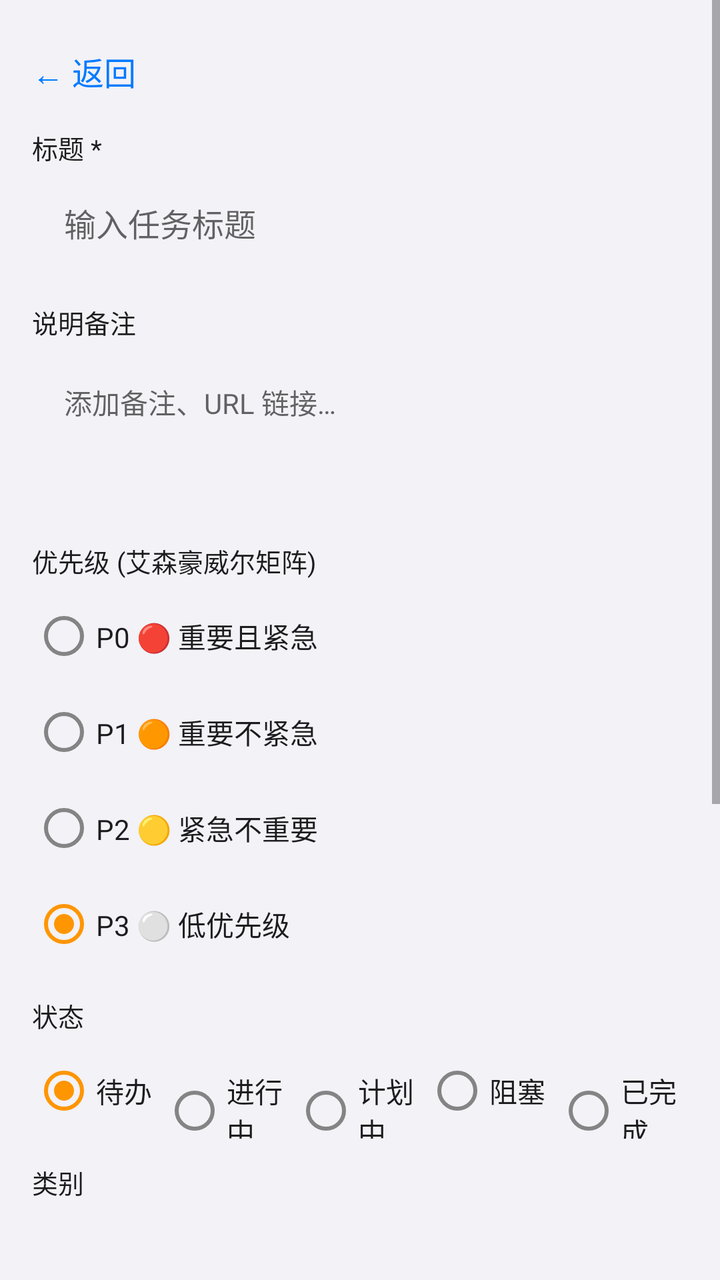
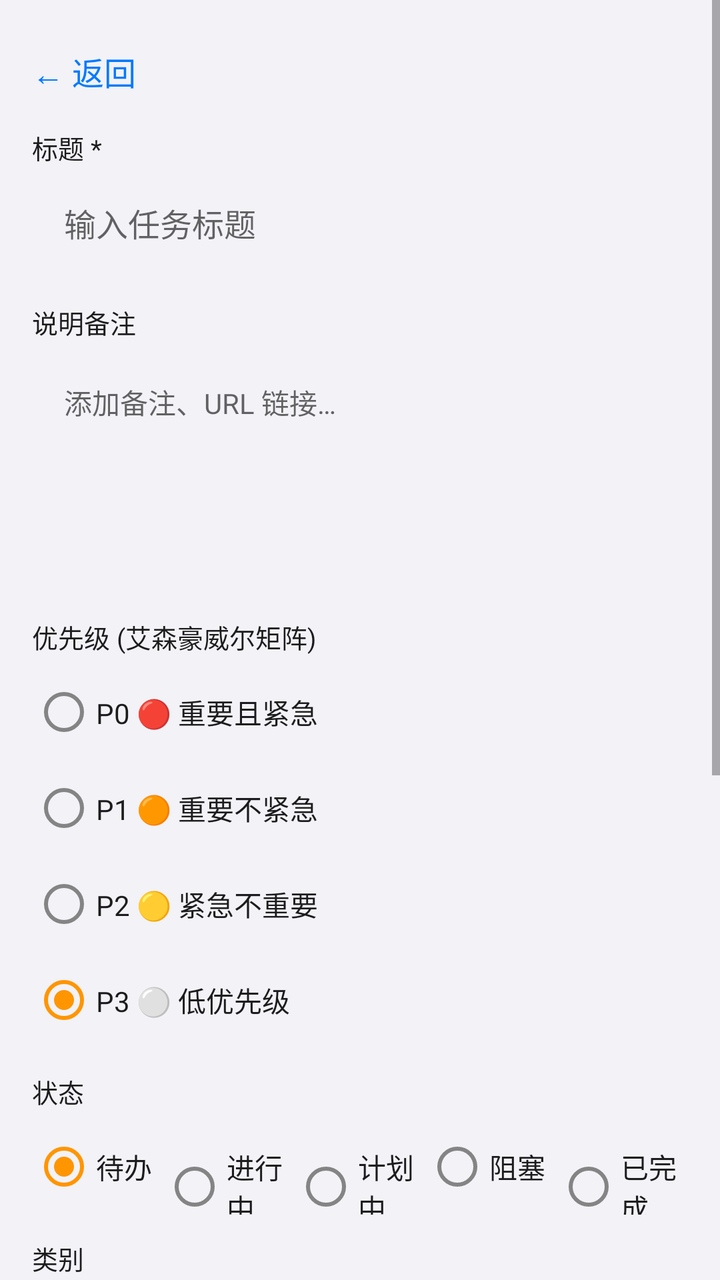

An Android layout rendered at two revisions. The XML below is the earlier revision; the diff shows what the commit changed to produce the second picture.
<!-- AndroidManifest.xml: application theme Theme.TodoApp -->
<!-- res/layout/activity_task_detail.xml -->
<?xml version="1.0" encoding="utf-8"?>
<ScrollView xmlns:android="http://schemas.android.com/apk/res/android"
    android:layout_width="match_parent"
    android:layout_height="match_parent"
    android:background="?attr/colorBackground">

    <LinearLayout
        android:layout_width="match_parent"
        android:layout_height="wrap_content"
        android:orientation="vertical"
        android:padding="16dp">

        
        <TextView android:id="@+id/backButton"
            android:layout_width="wrap_content" android:layout_height="40dp"
            android:gravity="center_vertical"
            android:text="← 返回" android:textColor="@color/colorPrimary"
            android:textSize="16sp" />

        
        <TextView android:layout_width="wrap_content" android:layout_height="wrap_content"
            android:layout_marginTop="8dp" android:text="标题 *"
            android:textColor="?attr/colorOnSurface" android:textSize="13sp" />
        <EditText android:id="@+id/titleInput"
            android:layout_width="match_parent" android:layout_height="48dp"
            android:layout_marginTop="4dp"
            android:background="@drawable/bg_input"
            android:importantForAutofill="no" android:inputType="text"
            android:paddingHorizontal="16dp"
            android:textColor="?attr/colorOnSurface" android:textSize="16sp"
            android:hint="输入任务标题" />

        
        <TextView android:layout_width="wrap_content" android:layout_height="wrap_content"
            android:layout_marginTop="16dp" android:text="说明备注"
            android:textColor="?attr/colorOnSurface" android:textSize="13sp" />
        <EditText android:id="@+id/descInput"
            android:layout_width="match_parent" android:layout_height="80dp"
            android:layout_marginTop="4dp"
            android:background="@drawable/bg_input"
            android:gravity="top"
            android:importantForAutofill="no"
            android:inputType="textMultiLine"
            android:padding="16dp"
            android:textColor="?attr/colorOnSurface" android:textSize="14sp"
            android:hint="添加备注、URL 链接…" />

        
        <TextView android:layout_width="wrap_content" android:layout_height="wrap_content"
            android:layout_marginTop="16dp" android:text="优先级 (艾森豪威尔矩阵)"
            android:textColor="?attr/colorOnSurface" android:textSize="13sp" />

        <RadioGroup android:id="@+id/priorityGroup"
            android:layout_width="match_parent" android:layout_height="wrap_content"
            android:layout_marginTop="4dp" android:orientation="vertical">

            <RadioButton android:id="@+id/radioP0" android:layout_width="match_parent"
                android:layout_height="wrap_content"
                android:text="P0 🔴 重要且紧急" android:textColor="?attr/colorOnSurface" />
            <RadioButton android:id="@+id/radioP1" android:layout_width="match_parent"
                android:layout_height="wrap_content"
                android:text="P1 🟠 重要不紧急" android:textColor="?attr/colorOnSurface" />
            <RadioButton android:id="@+id/radioP2" android:layout_width="match_parent"
                android:layout_height="wrap_content"
                android:text="P2 🟡 紧急不重要" android:textColor="?attr/colorOnSurface" />
            <RadioButton android:id="@+id/radioP3" android:layout_width="match_parent"
                android:layout_height="wrap_content"
                android:text="P3 ⚪ 低优先级" android:textColor="?attr/colorOnSurface"
                android:checked="true" />
        </RadioGroup>

        
        <TextView android:layout_width="wrap_content" android:layout_height="wrap_content"
            android:layout_marginTop="12dp" android:text="状态"
            android:textColor="?attr/colorOnSurface" android:textSize="13sp" />

        <RadioGroup android:id="@+id/statusGroup"
            android:layout_width="match_parent" android:layout_height="wrap_content"
            android:layout_marginTop="4dp" android:orientation="horizontal">

            <RadioButton android:id="@+id/statusTodo" android:layout_width="0dp"
                android:layout_height="wrap_content" android:layout_weight="1"
                android:text="待办" android:textColor="?attr/colorOnSurface" android:checked="true" />
            <RadioButton android:id="@+id/statusDoing" android:layout_width="0dp"
                android:layout_height="wrap_content" android:layout_weight="1"
                android:text="进行中" android:textColor="?attr/colorOnSurface" />
            <RadioButton android:id="@+id/statusPlanned" android:layout_width="0dp"
                android:layout_height="wrap_content" android:layout_weight="1"
                android:text="计划中" android:textColor="?attr/colorOnSurface" />
            <RadioButton android:id="@+id/statusBlocked" android:layout_width="0dp"
                android:layout_height="wrap_content" android:layout_weight="1"
                android:text="阻塞" android:textColor="?attr/colorOnSurface" />
            <RadioButton android:id="@+id/statusDone" android:layout_width="0dp"
                android:layout_height="wrap_content" android:layout_weight="1"
                android:text="已完成" android:textColor="?attr/colorOnSurface" />
        </RadioGroup>

        
        <TextView android:layout_width="wrap_content" android:layout_height="wrap_content"
            android:layout_marginTop="12dp" android:text="类别"
            android:textColor="?attr/colorOnSurface" android:textSize="13sp" />

        <Spinner android:id="@+id/categorySpinner"
            android:layout_width="match_parent" android:layout_height="44dp"
            android:layout_marginTop="4dp"
            android:background="@drawable/bg_input"
            android:paddingHorizontal="8dp" />

        <EditText android:id="@+id/customTagInput"
            android:layout_width="match_parent" android:layout_height="44dp"
            android:layout_marginTop="4dp"
            android:background="@drawable/bg_input"
            android:paddingHorizontal="16dp"
            android:hint="自定义标签名称"
            android:textColor="?attr/colorOnSurface"
            android:visibility="gone" />

        
        <TextView android:layout_width="wrap_content" android:layout_height="wrap_content"
            android:layout_marginTop="12dp" android:text="截止日期与时间"
            android:textColor="?attr/colorOnSurface" android:textSize="13sp" />

        <LinearLayout android:id="@+id/dueDateContainer"
            android:layout_width="match_parent" android:layout_height="44dp"
            android:layout_marginTop="4dp"
            android:background="@drawable/bg_input"
            android:clickable="true" android:focusable="true"
            android:gravity="center_vertical" android:paddingHorizontal="16dp">

            <TextView android:id="@+id/dueDateText"
                android:layout_width="wrap_content" android:layout_height="wrap_content"
                android:text="点击设置" android:textColor="?attr/colorOnSurface"
                android:textSize="15sp" />
        </LinearLayout>

        
        <TextView android:layout_width="wrap_content" android:layout_height="wrap_content"
            android:layout_marginTop="12dp" android:text="重复提醒"
            android:textColor="?attr/colorOnSurface" android:textSize="13sp" />

        <Spinner android:id="@+id/repeatSpinner"
            android:layout_width="match_parent" android:layout_height="44dp"
            android:layout_marginTop="4dp"
            android:background="@drawable/bg_input"
            android:paddingHorizontal="8dp" />

        <LinearLayout android:id="@+id/repeatDaysContainer"
            android:layout_width="match_parent" android:layout_height="wrap_content"
            android:layout_marginTop="4dp"
            android:orientation="vertical"
            android:visibility="gone">

            <TextView android:layout_width="wrap_content" android:layout_height="wrap_content"
                android:text="选择星期几" android:textColor="?attr/colorOnSurface"
                android:textSize="12sp" />

            <LinearLayout android:id="@+id/repeatDaysLayout"
                android:layout_width="match_parent" android:layout_height="wrap_content"
                android:orientation="horizontal" />
        </LinearLayout>

        
        <CheckBox android:id="@+id/syncCalendarCheck"
            android:layout_width="match_parent" android:layout_height="44dp"
            android:layout_marginTop="8dp"
            android:text="同步到系统日历并提醒"
            android:textColor="?attr/colorOnSurface" />

        
        <TextView android:layout_width="wrap_content" android:layout_height="wrap_content"
            android:layout_marginTop="8dp" android:text="附件"
            android:textColor="?attr/colorOnSurface" android:textSize="13sp" />

        <Button android:id="@+id/attachButton"
            android:layout_width="match_parent" android:layout_height="40dp"
            android:layout_marginTop="4dp"
            android:backgroundTint="@color/colorPrimary"
            android:text="📎 添加图片附件"
            android:textColor="@android:color/white" />

        <LinearLayout android:id="@+id/attachmentContainer"
            android:layout_width="match_parent" android:layout_height="wrap_content"
            android:layout_marginTop="8dp"
            android:orientation="vertical"
            android:visibility="gone">

            <ImageView android:id="@+id/attachmentPreview"
                android:layout_width="200dp" android:layout_height="200dp"
                android:scaleType="centerCrop" />
        </LinearLayout>

        
        <LinearLayout
            android:layout_width="match_parent" android:layout_height="wrap_content"
            android:layout_marginTop="24dp" android:orientation="horizontal">

            <Button android:id="@+id/deleteButton"
                android:layout_width="0dp" android:layout_height="48dp"
                android:layout_marginEnd="8dp" android:layout_weight="1"
                android:backgroundTint="#FF3B30"
                android:text="删除" android:textColor="@android:color/white"
                android:visibility="gone" />

            <Button android:id="@+id/saveButton"
                android:layout_width="0dp" android:layout_height="48dp"
                android:layout_marginStart="8dp" android:layout_weight="1"
                android:backgroundTint="@color/colorPrimary"
                android:text="保存" android:textColor="@android:color/white" />
        </LinearLayout>

    </LinearLayout>
</ScrollView>
<!-- resources referenced by this layout -->
<resources>
  <color name="colorPrimary">#007AFF</color>
  <!-- drawable bg_input (drawable) -->
  <?xml version="1.0" encoding="utf-8"?>
  <shape xmlns:android="http://schemas.android.com/apk/res/android">
      <solid android:color="#F2F2F7" />
      <corners android:radius="8dp" />
  </shape>
  <style name="Theme.TodoApp" parent="Theme.MaterialComponents.Light.NoActionBar">
          <item name="colorPrimary">@color/colorPrimary</item>
          <item name="colorPrimaryVariant">@color/colorPrimaryDark</item>
          <item name="colorOnPrimary">@android:color/white</item>
          <item name="colorSecondary">@color/colorAccent</item>
          <item name="colorBackground">#F2F2F7</item>
          <item name="colorSurface">@android:color/white</item>
          <item name="colorOnSurface">#1C1C1E</item>
          <item name="android:statusBarColor">@android:color/white</item>
          <item name="android:navigationBarColor">@android:color/white</item>
          <item name="android:windowLightStatusBar">true</item>
      </style>
  <color name="colorPrimaryDark">#0066D6</color>
  <color name="colorAccent">#FF9500</color>
</resources>

<!-- the commit's change to res/layout/activity_task_detail.xml (unified diff, before → after) -->
@@ -35,12 +35,13 @@
             android:layout_marginTop="16dp" android:text="说明备注"
             android:textColor="?attr/colorOnSurface" android:textSize="13sp" />
         <EditText android:id="@+id/descInput"
-            android:layout_width="match_parent" android:layout_height="80dp"
+            android:layout_width="match_parent" android:layout_height="wrap_content"
             android:layout_marginTop="4dp"
             android:background="@drawable/bg_input"
             android:gravity="top"
             android:importantForAutofill="no"
             android:inputType="textMultiLine"
+            android:minLines="5"
             android:padding="16dp"
             android:textColor="?attr/colorOnSurface" android:textSize="14sp"
             android:hint="添加备注、URL 链接…" />
@@ -184,9 +185,26 @@
             android:orientation="vertical"
             android:visibility="gone">
 
-            <ImageView android:id="@+id/attachmentPreview"
-                android:layout_width="200dp" android:layout_height="200dp"
-                android:scaleType="centerCrop" />
+            <LinearLayout
+                android:layout_width="match_parent" android:layout_height="wrap_content"
+                android:gravity="center"
+                android:orientation="vertical">
+
+                <ImageView android:id="@+id/attachmentPreview"
+                    android:layout_width="match_parent" android:layout_height="200dp"
+                    android:scaleType="centerCrop"
+                    android:clickable="true"
+                    android:focusable="true" />
+
+                <TextView android:id="@+id/deleteAttachmentBtn"
+                    android:layout_width="wrap_content" android:layout_height="36dp"
+                    android:layout_marginTop="4dp"
+                    android:gravity="center"
+                    android:paddingHorizontal="16dp"
+                    android:text="删除附件"
+                    android:textColor="#FF3B30"
+                    android:textSize="14sp" />
+            </LinearLayout>
         </LinearLayout>
 
         
